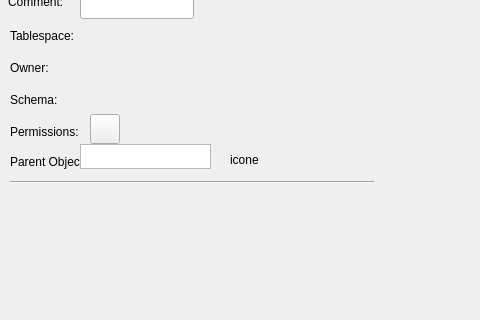
pgmodeler/pgmodeler, file libpgmodeler_ui/ui/baseobjectwidget.ui: the form before one commit; both pictures show x 0 to 480 and y 176 to 496 of the 634 by 588 pixel window.
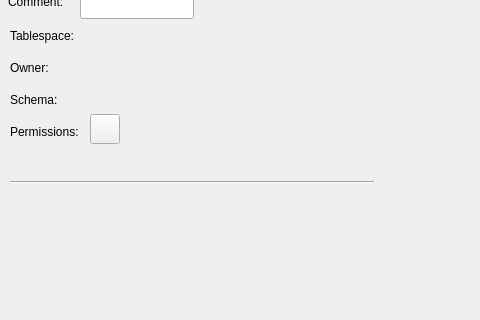
The form after the commit. Icons and pictures are not drawn.

Patch:
```diff
--- a/libpgmodeler_ui/ui/baseobjectwidget.ui
+++ b/libpgmodeler_ui/ui/baseobjectwidget.ui
@@ -353,101 +353,6 @@
     </item>
    </layout>
   </widget>
-  <widget class="QLabel" name="parent_obj_lbl">
-   <property name="geometry">
-    <rect>
-     <x>10</x>
-     <y>330</y>
-     <width>71</width>
-     <height>16</height>
-    </rect>
-   </property>
-   <property name="text">
-    <string>Parent Object:</string>
-   </property>
-  </widget>
-  <widget class="QLabel" name="parent_obj_icon_lbl">
-   <property name="geometry">
-    <rect>
-     <x>230</x>
-     <y>320</y>
-     <width>32</width>
-     <height>32</height>
-    </rect>
-   </property>
-   <property name="minimumSize">
-    <size>
-     <width>32</width>
-     <height>32</height>
-    </size>
-   </property>
-   <property name="maximumSize">
-    <size>
-     <width>32</width>
-     <height>32</height>
-    </size>
-   </property>
-   <property name="frameShape">
-    <enum>QFrame::NoFrame</enum>
-   </property>
-   <property name="frameShadow">
-    <enum>QFrame::Plain</enum>
-   </property>
-   <property name="text">
-    <string>icone</string>
-   </property>
-   <property name="scaledContents">
-    <bool>false</bool>
-   </property>
-   <property name="alignment">
-    <set>Qt::AlignLeading|Qt::AlignLeft|Qt::AlignVCenter</set>
-   </property>
-  </widget>
-  <widget class="QTextEdit" name="parent_obj_txt">
-   <property name="geometry">
-    <rect>
-     <x>80</x>
-     <y>320</y>
-     <width>131</width>
-     <height>25</height>
-    </rect>
-   </property>
-   <property name="minimumSize">
-    <size>
-     <width>0</width>
-     <height>25</height>
-    </size>
-   </property>
-   <property name="maximumSize">
-    <size>
-     <width>16777215</width>
-     <height>25</height>
-    </size>
-   </property>
-   <property name="font">
-    <font>
-     <italic>true</italic>
-    </font>
-   </property>
-   <property name="verticalScrollBarPolicy">
-    <enum>Qt::ScrollBarAlwaysOff</enum>
-   </property>
-   <property name="horizontalScrollBarPolicy">
-    <enum>Qt::ScrollBarAlwaysOff</enum>
-   </property>
-   <property name="undoRedoEnabled">
-    <bool>false</bool>
-   </property>
-   <property name="lineWrapMode">
-    <enum>QTextEdit::NoWrap</enum>
-   </property>
-   <property name="readOnly">
-    <bool>true</bool>
-   </property>
-   <property name="textInteractionFlags">
-    <set>Qt::NoTextInteraction</set>
-   </property>
-  </widget>
  </widget>
  <resources>
   <include location="../res/resources.qrc"/>
```
